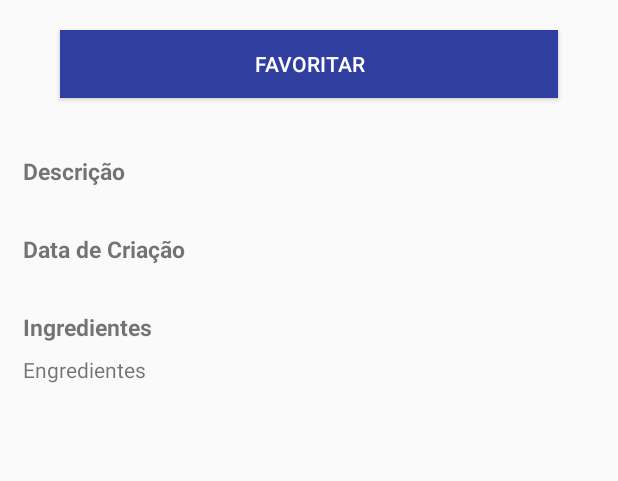
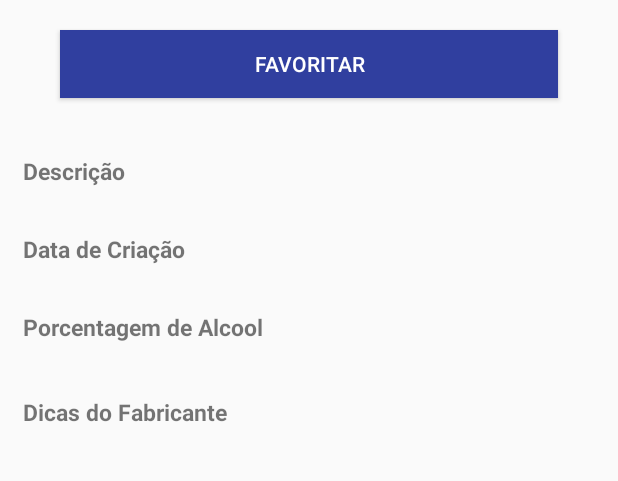
Before and after one commit to railanxisto/cervejas, an Android app: the BeerDetailsActivity screen opened directly, with no data from a screen before it, on a phone screen of 412 x 824 dp, the part 452-933 px from its top. Run offline under Robolectric (Android 15) with nearby library versions, the phone set to English and light mode, and no system bars; our stand-ins replace Picasso, data binding; pictures from the network do not load; 2 statements that could not run were skipped.

Commit message:
Ajustes Layout

```diff
--- a/app/src/main/java/com/example/railan/cervejas/dtos/Beer.java
+++ b/app/src/main/java/com/example/railan/cervejas/dtos/Beer.java
@@ -40,6 +40,15 @@ public class Beer implements Serializable{
     @SerializedName("image_url")
     @ColumnInfo(name = "image_url")
     private String imageUrl;
+
+    @SerializedName("abv")
+    @ColumnInfo(name = "abv")
+    private String abv;
+
+    @SerializedName("brewers_tips")
+    @ColumnInfo(name = "brewers_tips")
+    private String brewerTips;
+
 
     private boolean isFavorited = false;
 
@@ -91,6 +100,21 @@ public class Beer implements Serializable{
         this.description = description;
     }
 
+    public String getAbv() {
+        return abv;
+    }
+
+    public void setAbv(String abv) {
+        this.abv = abv;
+    }
+    public String getBrewerTips() {
+        return brewerTips;
+    }
+
+    public void setBrewerTips(String brewerTips) {
+        this.brewerTips = brewerTips;
+    }
+
     public boolean isFavorited() {
         return isFavorited;
     }
--- a/app/src/main/java/com/example/railan/cervejas/repositories/BeerRepository.java
+++ b/app/src/main/java/com/example/railan/cervejas/repositories/BeerRepository.java
@@ -138,7 +138,10 @@ public class BeerRepository {
     }
 
     private void handleThrowable(Throwable t, OnErrorListener listener) {
-        listener.onError("Erro Generico");
+        if (listener != null) {
+            listener.onError("Erro desconhecido. Tente Novamente mais tarde");
+        }
+        System.err.println(t.getMessage());
     }
 
     public interface OnErrorListener {
--- a/app/src/main/res/layout/activity_beer_details.xml
+++ b/app/src/main/res/layout/activity_beer_details.xml
@@ -11,7 +11,7 @@
         xmlns:app="http://schemas.android.com/apk/res-auto"
         android:layout_width="match_parent"
         android:layout_height="match_parent"
-        tools:context="com.example.railan.cervejas.activities.MainActivity">
+        tools:context="com.example.railan.cervejas.activities.BeerDetailsActivity">
 
         <FrameLayout
             android:id="@+id/toolbar"
@@ -38,14 +38,13 @@
             <ScrollView
                 android:layout_width="match_parent"
                 android:layout_height="wrap_content"
-                android:orientation="vertical"
                 tools:ignore="UselessParent">
 
                 <LinearLayout
                     android:layout_width="match_parent"
                     android:layout_height="wrap_content"
+                    android:layout_marginTop="10dp"
                     android:orientation="vertical"
-                    android:layout_marginTop="10dp"
                     android:gravity="center">
 
                     <TextView
@@ -70,7 +69,8 @@
                         app:layout_constraintEnd_toStartOf="@+id/layoutInformation"
                         app:layout_constraintHorizontal_bias="0.077"
                         app:layout_constraintStart_toStartOf="parent"
-                        app:layout_constraintTop_toTopOf="parent" />
+                        app:layout_constraintTop_toTopOf="parent"
+                        tools:ignore="ContentDescription" />
 
                     <Button
                         android:id="@+id/favoriteButton"
@@ -102,70 +102,70 @@
                             android:layout_width="wrap_content"
                             android:layout_height="wrap_content"
                             android:layout_marginTop="8dp"
-                            android:maxLines="1"
                             android:text="@string/description"
                             android:textSize="15sp"
                             android:textStyle="bold"
-                            app:layout_constraintHorizontal_bias="0.0"
-                            app:layout_constraintStart_toStartOf="@+id/textViewIdHeight"
-                            app:layout_constraintTop_toBottomOf="@+id/textViewIdHeight" />
+                            app:layout_constraintHorizontal_bias="0.0" />
 
                         <TextView
                             android:id="@+id/textViewDescription"
                             android:layout_width="wrap_content"
                             android:layout_height="wrap_content"
                             android:layout_marginTop="3dp"
-                            android:maxLines="4"
                             android:text="@{beer.description}"
-                            app:layout_constraintHorizontal_bias="0.0"
-                            app:layout_constraintStart_toStartOf="@+id/textViewIdHeight"
-                            app:layout_constraintTop_toBottomOf="@+id/textViewIdHeight" />
+                            app:layout_constraintHorizontal_bias="0.0" />
 
                         <TextView
                             android:layout_width="wrap_content"
                             android:layout_height="wrap_content"
                             android:layout_marginTop="8dp"
-                            android:maxLines="1"
                             android:text="@string/first_brewed"
                             android:textSize="15sp"
                             android:textStyle="bold"
-                            app:layout_constraintHorizontal_bias="0.0"
-                            app:layout_constraintStart_toStartOf="@+id/textViewIdHeight"
-                            app:layout_constraintTop_toBottomOf="@+id/textViewIdHeight" />
+                            app:layout_constraintHorizontal_bias="0.0" />
 
                         <TextView
                             android:id="@+id/textViewFirstBrew"
                             android:layout_width="wrap_content"
                             android:layout_height="wrap_content"
                             android:layout_marginTop="3dp"
-                            android:maxLines="4"
                             android:text="@{beer.firstBrewed}"
-                            app:layout_constraintHorizontal_bias="0.0"
-                            app:layout_constraintStart_toStartOf="@+id/textViewIdHeight"
-                            app:layout_constraintTop_toBottomOf="@+id/textViewIdHeight" />
+                            app:layout_constraintHorizontal_bias="0.0" />
 
                         <TextView
                             android:layout_width="wrap_content"
                             android:layout_height="wrap_content"
                             android:layout_marginTop="8dp"
-                            android:maxLines="4"
-                            android:text="@string/ingredients"
+                            android:text="@string/alcohol_percentage"
                             android:textSize="15sp"
                             android:textStyle="bold"
-                            app:layout_constraintHorizontal_bias="0.0"
-                            app:layout_constraintStart_toStartOf="@+id/textViewIdHeight"
-                            app:layout_constraintTop_toBottomOf="@+id/textViewIdHeight" />
+                            app:layout_constraintHorizontal_bias="0.0" />
 
                         <TextView
-                            android:id="@+id/textViewIngredients"
+                            android:id="@+id/textViewAbv"
                             android:layout_width="wrap_content"
                             android:layout_height="wrap_content"
                             android:layout_marginTop="8dp"
-                            android:maxLines="1"
-                            android:text="Engredientes"
-                            app:layout_constraintHorizontal_bias="0.0"
-                            app:layout_constraintStart_toStartOf="@+id/textViewIdHeight"
-                            app:layout_constraintTop_toBottomOf="@+id/textViewIdHeight" />
+                            android:text="@{beer.abv}"
+                            app:layout_constraintHorizontal_bias="0.0" />
+
+                        <TextView
+                            android:layout_width="wrap_content"
+                            android:layout_height="wrap_content"
+                            android:layout_marginTop="8dp"
+                            android:text="@string/brewer_tips"
+                            android:textSize="15sp"
+                            android:textStyle="bold"
+                            app:layout_constraintHorizontal_bias="0.0" />
+
+                        <TextView
+                            android:id="@+id/textViewTips"
+                            android:layout_width="wrap_content"
+                            android:layout_height="wrap_content"
+                            android:layout_marginTop="8dp"
+                            android:layout_marginBottom="10dp"
+                            android:text="@{beer.brewerTips}"
+                            app:layout_constraintHorizontal_bias="0.0" />
 
                     </LinearLayout>
 
--- a/app/src/main/res/layout/activity_main.xml
+++ b/app/src/main/res/layout/activity_main.xml
@@ -44,7 +44,7 @@
                         android:layout_centerVertical="true"
                         android:layout_marginRight="12dp"
                         android:gravity="center"
-                        android:text="Favoritos"
+                        android:text="@string/favorites"
                         android:textColor="@color/white"
                         tools:ignore="RelativeOverlap" />
 
--- a/app/src/main/res/values/strings.xml
+++ b/app/src/main/res/values/strings.xml
@@ -5,6 +5,8 @@
     <string name="name">Nome</string>
     <string name="description">Descrição</string>
     <string name="ingredients">Ingredientes</string>
+    <string name="alcohol_percentage">Porcentagem de Alcool</string>
+    <string name="brewer_tips">Dicas do Fabricante</string>
     <string name="first_brewed">Data de Criação</string>
     <string name="favorite">Favoritar</string>
     <string name="unfavorite">Desfavoritar</string>
```
